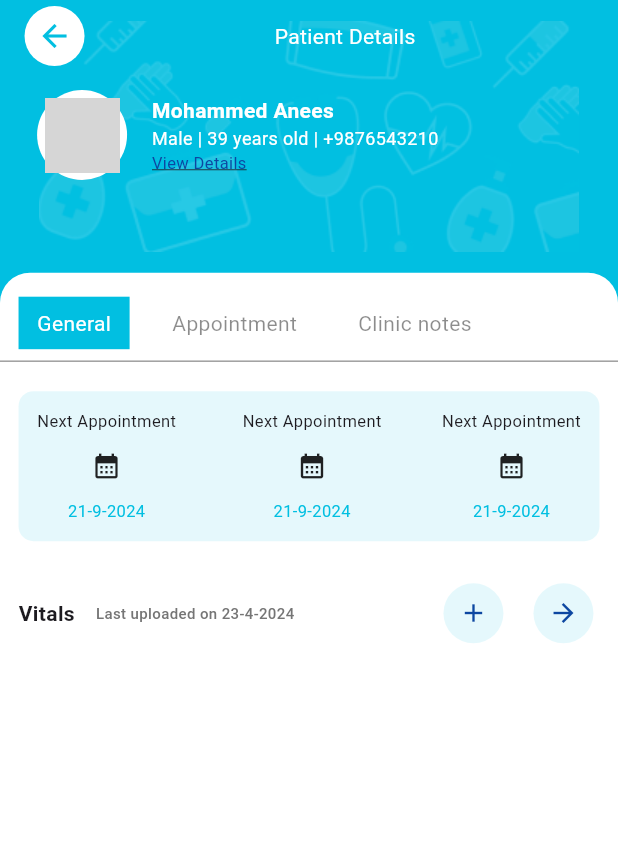
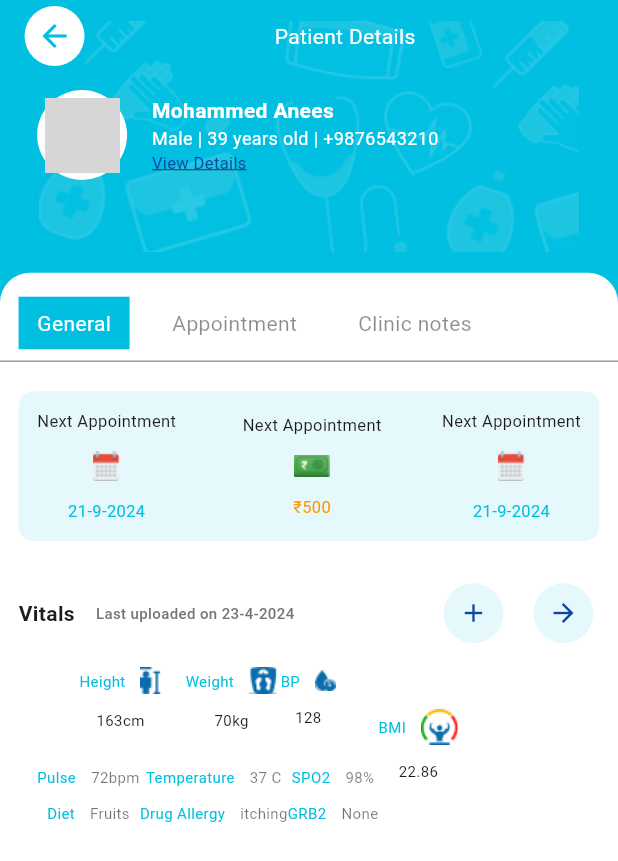
Before and after one commit to sinankp7740/patient_detail, a Flutter app: the screen it shows after launch, on a phone screen of 412 x 824 dp. Shown: the top 861 px of the screen. Run offline on Flutter 3.47's test engine with Material 3 defaults, Android fonts, the phone set to English and light mode, and no system bars; our stand-ins replace google_fonts; network calls fail; grey boxes are pictures that could not be loaded.

Commit message:
added changes

```diff
--- a/lib/views/patient-details/general_view.dart
+++ b/lib/views/patient-details/general_view.dart
@@ -65,8 +65,129 @@ class GeneralView extends StatelessWidget {
               )
             ],
           ),
-        )
+        ),
+        vitalHeader(size)
+      ],
+    );
+  } //*************************************************************** */
+
+  Widget vitalHeaderTile(String title, String icon, String value, Size size) {
+    return Column(
+      children: [
+        Row(
+          children: [
+            Text(
+              title,
+              style: TextStyle(color: colors.mainColor, fontSize: 10),
+            ),
+            SizedBox(
+              width: 10,
+            ),
+            Image.asset(
+              "assets/images/$icon",
+            ),
+          ],
+        ),
+        SizedBox(
+          height: 10,
+        ),
+        Text(
+          value,
+          style: TextStyle(fontSize: 10),
+        ),
       ],
     );
   }
+//******************************* */
+
+  Widget vitalHeaderTile2(
+      String title1, String title2, String value1, String value2, Size size) {
+    return Column(
+      children: [
+        Row(
+          children: [
+            Text(
+              title1,
+              style: TextStyle(color: colors.mainColor, fontSize: 10),
+            ),
+            SizedBox(
+              width: 10,
+            ),
+            Text(
+              value1,
+              style: TextStyle(color: Colors.black54, fontSize: 10),
+            ),
+          ],
+        ),
+        SizedBox(
+          height: 10,
+        ),
+        Row(
+          children: [
+            Text(
+              title2,
+              style: TextStyle(color: colors.mainColor, fontSize: 10),
+            ),
+            SizedBox(
+              width: 10,
+            ),
+            Text(
+              value2,
+              style: TextStyle(color: Colors.black54, fontSize: 10),
+            ),
+          ],
+        ),
+      ],
+    );
+  }
+
+  //*********************** */
+  Widget vitalHeader(Size size) {
+    return Container(
+      padding: EdgeInsets.symmetric(horizontal: size.width * 0.06),
+      child: Row(
+        children: [
+          Column(
+            children: [
+              Row(
+                mainAxisAlignment: MainAxisAlignment.spaceEvenly,
+                children: [
+                  vitalHeaderTile("Height", 'height.png', "163cm", size),
+                  VerticalDivider(),
+                  vitalHeaderTile("Weight", 'foot.png', "70kg", size),
+                  VerticalDivider(
+                    width: 2,
+                    thickness: 2,
+                    color: Colors.blue,
+                    endIndent: 5,
+                    indent: 5,
+                  ),
+                  vitalHeaderTile("BP", 'drop.png', "128", size),
+                ],
+              ),
+              SizedBox(
+                height: 4,
+              ),
+              Divider(
+                color: Colors.grey.shade400,
+              ),
+              SizedBox(
+                height: 4,
+              ),
+              Row(
+                mainAxisAlignment: MainAxisAlignment.spaceBetween,
+                children: [
+                  vitalHeaderTile2("Pulse", "Diet", "72bpm", "Fruits", size),
+                  vitalHeaderTile2(
+                      "Temperature", "Drug Allergy", "37 C", "itching", size),
+                  vitalHeaderTile2("SPO2", "GRB2", "98%", "None", size),
+                ],
+              ),
+            ],
+          ),
+          vitalHeaderTile("BMI", 'group.png', "22.86", size),
+        ],
+      ),
+    );
+  }
 }
--- a/lib/views/patient-details/widgets/general_header.dart
+++ b/lib/views/patient-details/widgets/general_header.dart
@@ -19,7 +19,7 @@ class GeneralHeader extends StatelessWidget {
       child: Row(
         mainAxisAlignment: MainAxisAlignment.spaceBetween,
         children: [
-          tile("Next Appointment", Icons.calendar_month, "21-9-2024"),
+          tile("Next Appointment", Icons.calendar_month, "21-9-2024", false),
           VerticalDivider(
             color: Colors.black, // Color of the divider
             thickness: 1, // Thickness of the divider
@@ -27,20 +27,20 @@ class GeneralHeader extends StatelessWidget {
             indent: 20, // Top padding
             endIndent: 20, // Bottom padding
           ),
-          tile("Next Appointment", Icons.calendar_month, "21-9-2024"),
+          tile("Next Appointment", Icons.calendar_month, "₹500", true),
           IntrinsicHeight(
             child: VerticalDivider(
               color: Colors.grey.shade400,
             ),
           ),
-          tile("Next Appointment", Icons.calendar_month, "21-9-2024"),
+          tile("Next Appointment", Icons.calendar_month, "21-9-2024", false),
         ],
       ),
     );
   }
 
   //********************* */
-  Widget tile(String header, IconData icon, String bottom) {
+  Widget tile(String header, IconData icon, String bottom, bool isMoney) {
     return Column(
       children: [
         Text(
@@ -50,16 +50,15 @@ class GeneralHeader extends StatelessWidget {
         SizedBox(
           height: 12,
         ),
-        Icon(
-          icon,
-          size: 20,
-        ),
+        Image.asset(
+            isMoney ? 'assets/images/money.png' : 'assets/images/calender.png'),
         SizedBox(
           height: 12,
         ),
         Text(
           bottom,
-          style: TextStyle(fontSize: 11, color: colors.mainColor),
+          style: TextStyle(
+              fontSize: 11, color: isMoney ? Colors.orange : colors.mainColor),
         ),
       ],
     );
```
Also changed, not shown: assets/images/calender.png (added), assets/images/drop.png (added), assets/images/foot.png (added), assets/images/group.png (added), assets/images/height.png (added), assets/images/money.png (added).
